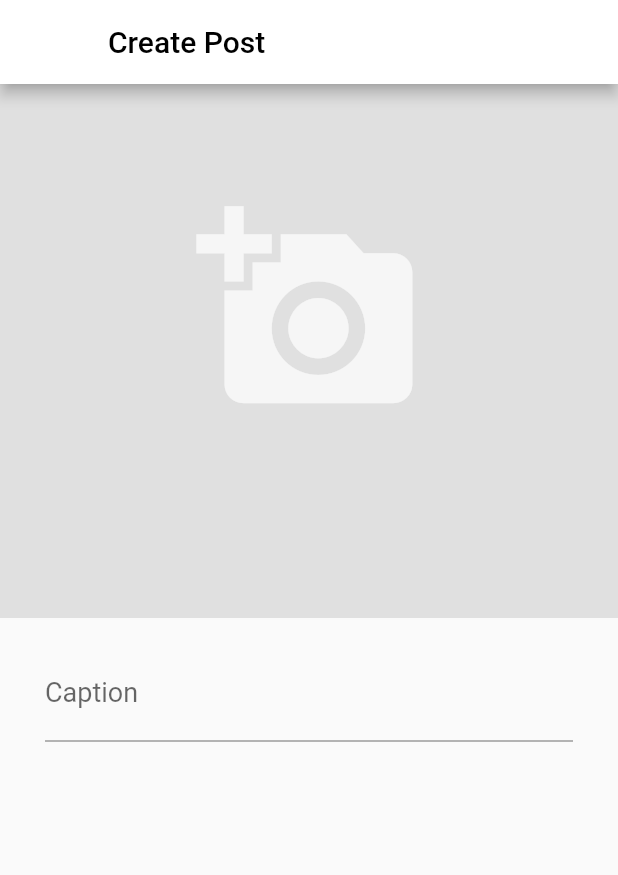
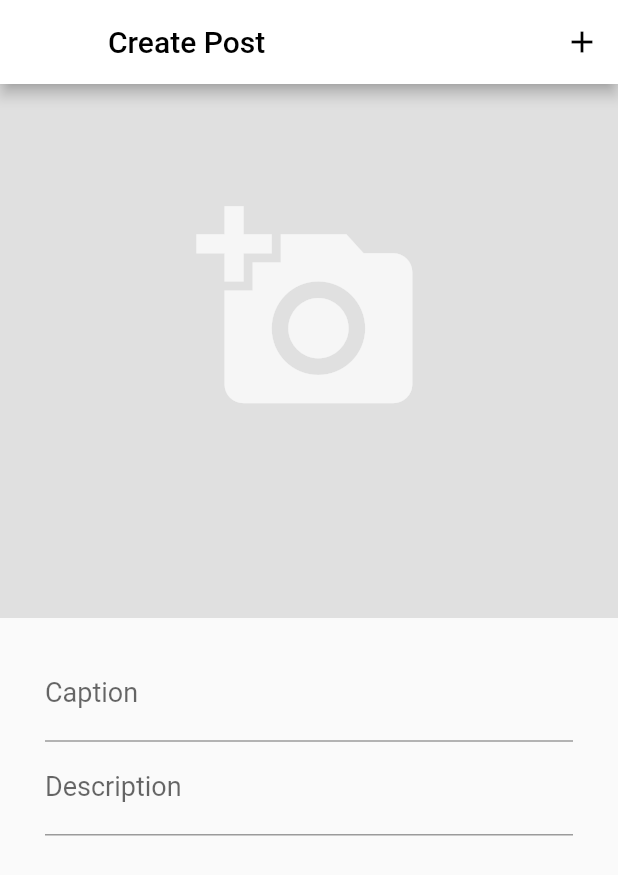
Before and after one commit to ankithans/social_media_application, a Flutter app: the CreatePostScreen screen opened directly, scrolled down 56 dp, on a phone screen of 412 x 824 dp. Shown: the top 875 px of the screen. Run offline on Flutter 3.47's test engine with Material 2 defaults, Android fonts, the phone set to English and light mode, and no system bars; our stand-ins replace cached_network_image, carousel_slider, dio, flutter_signin_button, flutter_spinkit, fluttertoast and 8 more; missing offline and left inert: flutter_absolute_path, multi_image_picker; accounts and stored records are empty.

Commit message:
create post completed

```diff
--- a/lib/ui/views/posts/create_post.dart
+++ b/lib/ui/views/posts/create_post.dart
@@ -4,6 +4,7 @@ import 'package:flutter/material.dart';
 import 'package:flutter_absolute_path/flutter_absolute_path.dart';
 import 'package:image_cropper/image_cropper.dart';
 import 'package:image_picker/image_picker.dart';
+import 'package:shared_preferences/shared_preferences.dart';
 import 'package:social_media_application/models/posts/post_default.dart';
 import 'package:social_media_application/repositories/api_client.dart';
 import 'package:social_media_application/repositories/api_repositories.dart';
@@ -18,7 +19,9 @@ class CreatePostScreen extends StatefulWidget {
 class _CreatePostScreenState extends State<CreatePostScreen> {
   File _image;
   TextEditingController _captionController = TextEditingController();
+  TextEditingController _decriptionController = TextEditingController();
   String _caption = '';
+  String _description = '';
   bool _isLoading = false;
 
   final ApiRepository apiRepository = ApiRepository(
@@ -86,6 +89,10 @@ class _CreatePostScreenState extends State<CreatePostScreen> {
     );
   }
 
+  List<File> _files;
+  List<MultipartFile> uploadList = new List<MultipartFile>();
+  List<Asset> assets = [];
+
   _handleImage(ImageSource source) async {
     Navigator.pop(context);
     // File imageFile = await ImagePicker.pickImage(source: source);
@@ -107,14 +114,17 @@ class _CreatePostScreenState extends State<CreatePostScreen> {
       );
     }
 
-    List<File> _files;
-
-    List<Asset> assets = await selectImagesFromGallery();
+    assets = await selectImagesFromGallery();
     List<File> files = [];
     for (Asset asset in assets) {
       final filePath =
           await FlutterAbsolutePath.getAbsolutePath(asset.identifier);
+      print(filePath);
       files.add(File(filePath));
+      fileName = filePath.split('/').last;
+      print(fileName);
+      uploadList
+          .add(await MultipartFile.fromFile(filePath, filename: fileName));
     }
 
     // If the widget was removed from the tree while the asynchronous platform
@@ -125,7 +135,15 @@ class _CreatePostScreenState extends State<CreatePostScreen> {
     setState(() {
       _files = files;
     });
+
+    // for (var imageFiles in files) {
+    //   fileName = imageFiles.path.split('/').last;
+    //   uploadList.add(
+    //       await MultipartFile.fromFile(imageFiles.path, filename: fileName));
+    // }
   }
+
+  String fileName;
 
   _cropImage(File imageFile) async {
     File croppedImage = await ImageCropper.cropImage(
@@ -136,13 +154,26 @@ class _CreatePostScreenState extends State<CreatePostScreen> {
   }
 
   _submit() async {
-    if (!_isLoading && _image != null && _caption.isNotEmpty) {
+    if (!_isLoading) {
       setState(() {
         _isLoading = true;
       });
+      SharedPreferences prefs = await SharedPreferences.getInstance();
+
+      int uid = prefs.getInt('uid');
 
       // Create post
-      // postDefault = await
+      FormData formData = FormData.fromMap({
+        'user_id': uid,
+        'title': _captionController.text,
+        'photo': uploadList,
+        'description': _decriptionController.text,
+      });
+      const url = 'https://www.mustdiscovertech.co.in/social/v1/';
+      Dio dio = new Dio();
+      try {
+        Response response = await dio.post('${url}post/upload', data: formData);
+        print(response);
 
         // Reset data
         _captionController.clear();
@@ -152,6 +183,12 @@ class _CreatePostScreenState extends State<CreatePostScreen> {
           _image = null;
           _isLoading = false;
         });
+
+        return PostDefault.fromJson(response.data);
+      } on DioError catch (e) {
+        print(e.error);
+        throw (e.error);
+      }
     }
   }
 
@@ -170,7 +207,10 @@ class _CreatePostScreenState extends State<CreatePostScreen> {
         ),
         actions: <Widget>[
           IconButton(
-            icon: Icon(Icons.add),
+            icon: Icon(
+              Icons.add,
+              color: Colors.black,
+            ),
             onPressed: _submit,
           ),
         ],
@@ -221,6 +261,17 @@ class _CreatePostScreenState extends State<CreatePostScreen> {
                     onChanged: (input) => _caption = input,
                   ),
                 ),
+                Padding(
+                  padding: EdgeInsets.symmetric(horizontal: 30.0),
+                  child: TextField(
+                    controller: _decriptionController,
+                    style: TextStyle(fontSize: 18.0),
+                    decoration: InputDecoration(
+                      labelText: 'Description',
+                    ),
+                    onChanged: (input) => _description = input,
+                  ),
+                ),
               ],
             ),
           ),
```
Also changed, not shown: 1 other file. Lines whose indentation alone changed are shown as unchanged.
